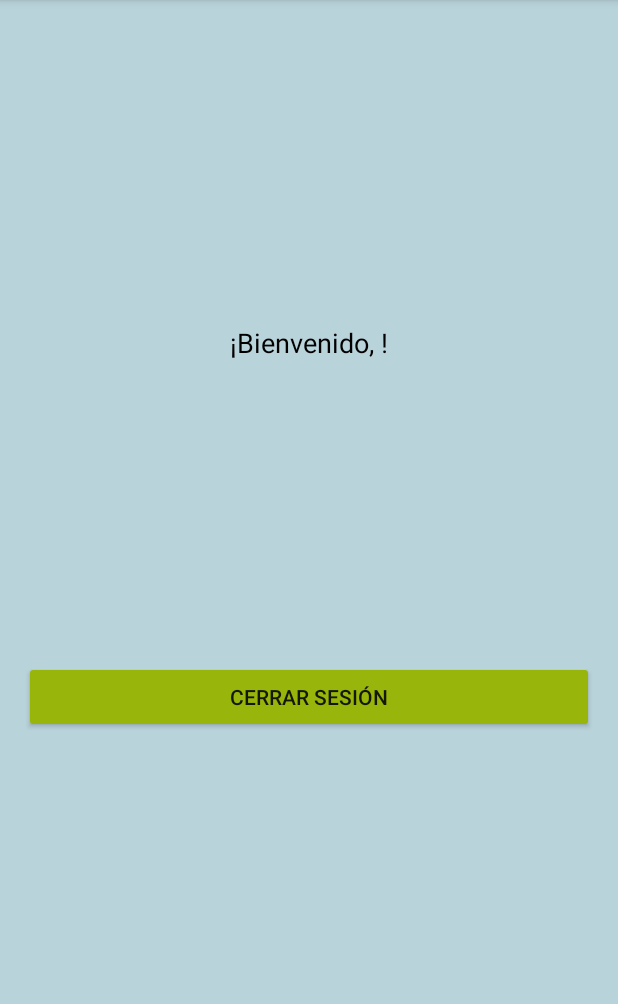
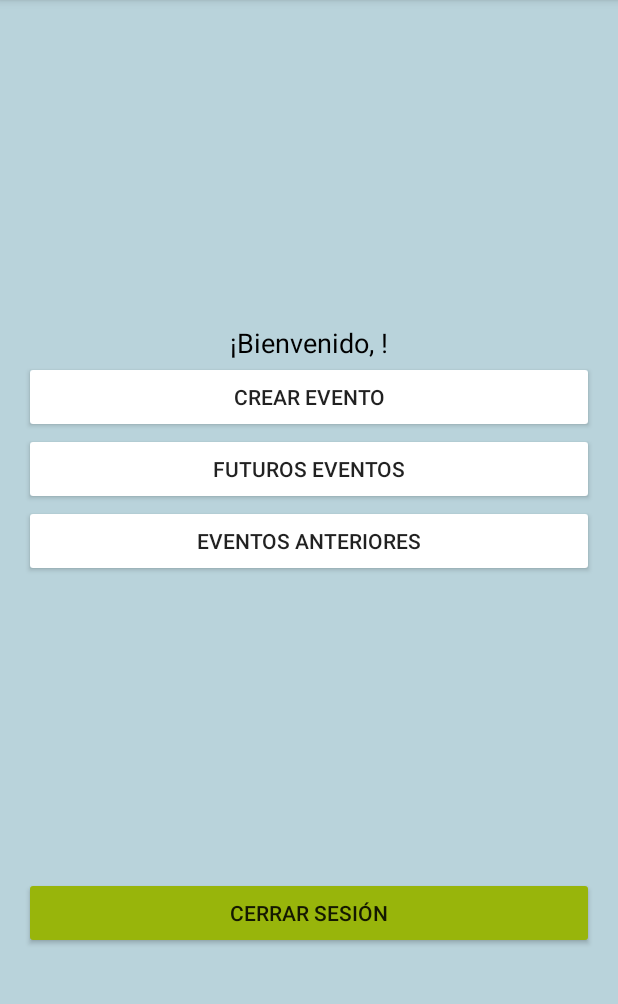
Before and after one commit to josan00/gestorEventos-mobil, an Android app built with Jetpack Compose: the HomeActivity screen opened directly, with no data from a screen before it, on a phone screen of 412 x 824 dp, the part 84-1088 px from its top. Run offline under Robolectric (Android 15) with nearby library versions, the phone set to English and light mode, and no system bars; our stand-ins replace Firebase (no records; nobody signed in at launch, a user with empty details on screens opened directly).

Commit message:
Creacion de nuevas pantallas y menus

```diff
--- a/app/src/main/AndroidManifest.xml
+++ b/app/src/main/AndroidManifest.xml
@@ -12,6 +12,9 @@
         android:supportsRtl="true"
         android:theme="@style/AppTheme"
         tools:targetApi="31">
+        <activity
+            android:name=".ui.theme.CreateEventActivity"
+            android:exported="false" />
         <activity
             android:name=".ui.theme.HomeActivity"
             android:exported="false" />
--- a/app/src/main/java/com/example/firebaseapp/ui/theme/HomeActivity.kt
+++ b/app/src/main/java/com/example/firebaseapp/ui/theme/HomeActivity.kt
@@ -14,6 +14,8 @@ import com.google.android.gms.auth.api.signin.GoogleSignInOptions
 import com.google.firebase.auth.FirebaseAuth
 
 class HomeActivity : AppCompatActivity() {
+
+
 
     private lateinit var auth: FirebaseAuth
     private lateinit var googleSignInClient: GoogleSignInClient
@@ -39,7 +41,13 @@ class HomeActivity : AppCompatActivity() {
             findViewById<TextView>(R.id.welcomeText).text = "¡Bienvenido, ${it.email}!"
             Toast.makeText(this, "¡Bienvenido, ${it.email}!", Toast.LENGTH_LONG).show()
         }
+
+        val createEventButton = findViewById<Button>(R.id.crearEvento)
+        createEventButton.setOnClickListener {
+            startActivity(Intent(this, CreateEventActivity::class.java))
+        }
     }
+
 
     private fun signOut() {
         // Cerrar sesión en Firebase
@@ -54,4 +62,5 @@ class HomeActivity : AppCompatActivity() {
             finish()
         }
     }
+
 }
--- a/app/src/main/res/layout/activity_home.xml
+++ b/app/src/main/res/layout/activity_home.xml
@@ -17,6 +17,27 @@
         />
 
     <Button
+        android:id="@+id/crearEvento"
+        android:layout_width="match_parent"
+        android:layout_height="wrap_content"
+        android:backgroundTint="#FFFFFF"
+        android:text="Crear Evento" />
+
+    <Button
+        android:id="@+id/futurosEventos"
+        android:layout_width="match_parent"
+        android:layout_height="wrap_content"
+        android:backgroundTint="#FFFFFF"
+        android:text="Futuros Eventos" />
+
+    <Button
+        android:id="@+id/viejosEventos"
+        android:layout_width="match_parent"
+        android:layout_height="wrap_content"
+        android:backgroundTint="#FFFFFF"
+        android:text="Eventos anteriores" />
+
+    <Button
         android:id="@+id/logoutButton"
         android:layout_width="match_parent"
         android:layout_height="wrap_content"
--- a/app/src/main/res/layout/activity_main.xml
+++ b/app/src/main/res/layout/activity_main.xml
@@ -13,9 +13,9 @@
         android:id="@+id/imageView2"
         android:layout_width="200dp"
         android:layout_height="100dp"
-        android:src="@drawable/prof1"
         android:layout_marginTop="150dp"
-        android:layout_marginBottom="30dp"/>
+        android:layout_marginBottom="30dp"
+        android:src="@drawable/fingerprint_dialog_fp_icon" />
 
     <!-- Contenedor secundario (campos y botones) -->
     <LinearLayout
--- a/gradle/libs.versions.toml
+++ b/gradle/libs.versions.toml
@@ -1,5 +1,5 @@
 [versions]
-agp = "8.9.1"
+agp = "8.9.2"
 kotlin = "2.0.21"
 coreKtx = "1.16.0"
 junit = "4.13.2"
```
Also changed, not shown: app/src/main/java/com/example/firebaseapp/ui/theme/CreateEventActivity.kt (added, +27 -0 lines), app/src/main/res/layout/activity_create_event.xml (added, +44 -0 lines).
